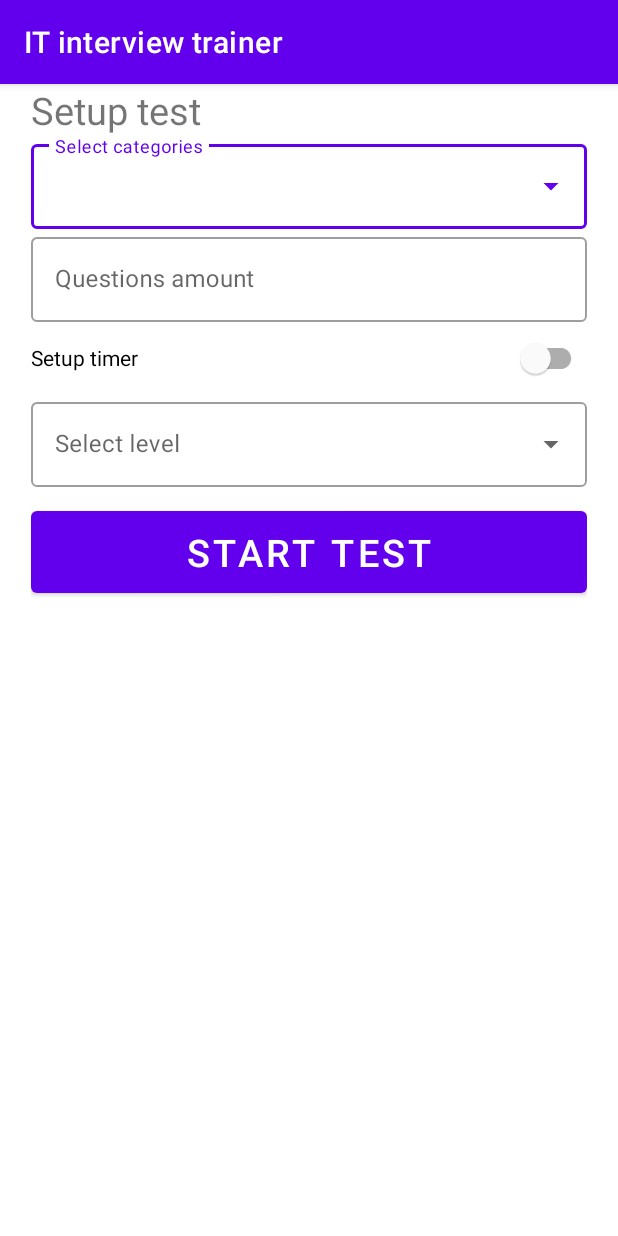
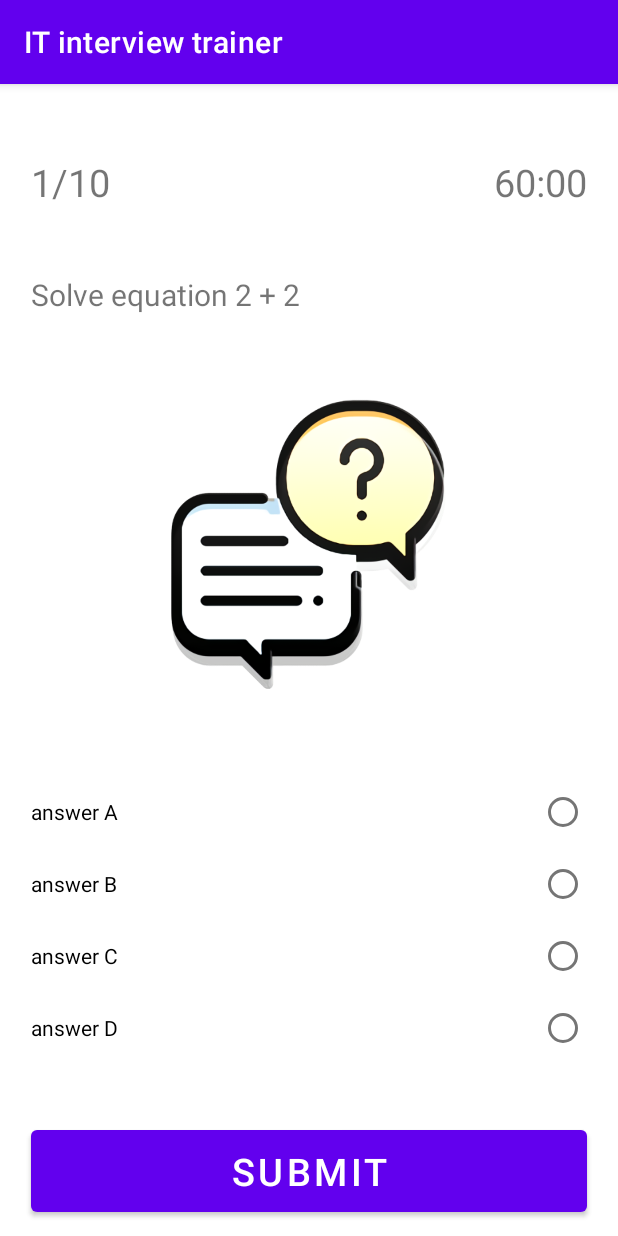
Before and after one commit to moevm/adfmp1h21-interview, an Android app: the screen it shows after launch (StartTestActivity before the commit, QuizActivity after it), after a tap on "TAKE A TEST", on a phone screen of 412 x 824 dp. Run offline under Robolectric (Android 15) with nearby library versions, the phone set to English and light mode, and no system bars; 16 statements that could not run were skipped.

Commit message:
quiz process working

```diff
--- a/app/build.gradle
+++ b/app/build.gradle
@@ -40,6 +40,10 @@ dependencies {
     implementation 'androidx.appcompat:appcompat:1.2.0'
     implementation 'com.google.android.material:material:1.3.0'
     implementation 'androidx.constraintlayout:constraintlayout:2.0.4'
+    implementation 'androidx.legacy:legacy-support-v4:1.0.0'
+    implementation 'androidx.lifecycle:lifecycle-livedata-ktx:2.3.0'
+    implementation 'androidx.lifecycle:lifecycle-viewmodel-ktx:2.3.0'
+    implementation "androidx.fragment:fragment-ktx:1.3.1"
     testImplementation 'junit:junit:4.13.2'
     androidTestImplementation 'androidx.test.ext:junit:1.1.2'
     androidTestImplementation 'androidx.test.espresso:espresso-core:3.3.0'
--- a/app/src/main/AndroidManifest.xml
+++ b/app/src/main/AndroidManifest.xml
@@ -9,6 +9,7 @@
         android:roundIcon="@mipmap/ic_launcher_round"
         android:supportsRtl="true"
         android:theme="@style/Theme.ITInterviewTrainer">
+        <activity android:name=".QuizActivity"></activity>
         <activity android:name=".MainActivity">
             <intent-filter>
                 <action android:name="android.intent.action.MAIN" />
@@ -16,7 +17,6 @@
                 <category android:name="android.intent.category.LAUNCHER" />
             </intent-filter>
         </activity>
-        <activity android:name=".StartTestActivity" />
     </application>
 
 </manifest>
--- a/app/src/main/java/com/pjs/itinterviewtrainer/MainActivity.kt
+++ b/app/src/main/java/com/pjs/itinterviewtrainer/MainActivity.kt
@@ -1,17 +1,17 @@
 package com.pjs.itinterviewtrainer
 
-import android.content.Intent
+import android.os.Bundle
 import androidx.appcompat.app.AppCompatActivity
-import android.os.Bundle
-import kotlinx.android.synthetic.main.activity_main.*
 
 class MainActivity : AppCompatActivity() {
+
     override fun onCreate(savedInstanceState: Bundle?) {
         super.onCreate(savedInstanceState)
         setContentView(R.layout.activity_main)
-        startTestBtn.setOnClickListener {
-            val intent = Intent(this, StartTestActivity::class.java)
-            startActivity(intent)
+
+        with(supportFragmentManager.beginTransaction()){
+            replace(R.id.container, MainFragment.newInstance(), MainFragment.TAG)
+            commit()
         }
     }
 }
--- /dev/null
+++ b/app/src/main/java/com/pjs/itinterviewtrainer/MainFragment.kt
@@ -0,0 +1,49 @@
+package com.pjs.itinterviewtrainer
+
+import android.app.Activity
+import android.content.Intent
+import android.os.Bundle
+import android.view.LayoutInflater
+import android.view.View
+import android.view.ViewGroup
+import android.widget.Toast
+import androidx.activity.result.contract.ActivityResultContracts
+import androidx.core.app.ActivityCompat
+import androidx.fragment.app.Fragment
+import kotlinx.android.synthetic.main.fragment_main.view.*
+
+
+class MainFragment : Fragment() {
+    override fun onCreateView(
+        inflater: LayoutInflater, container: ViewGroup?,
+        savedInstanceState: Bundle?
+    ): View? {
+        val rootView =  inflater.inflate(R.layout.fragment_main, container, false)
+
+        val resultLauncher = registerForActivityResult(ActivityResultContracts.StartActivityForResult()) { result ->
+            if (result.resultCode == Activity.RESULT_OK) {
+                val data: Intent? = result.data
+                Toast.makeText(activity, data?.getStringExtra("test") ?: "smth bad", Toast.LENGTH_SHORT).show()
+            }
+        }
+
+        rootView.startTestBtn.setOnClickListener {
+            val intent = Intent(activity, QuizActivity::class.java)
+            resultLauncher.launch(intent);
+//            with(requireActivity().supportFragmentManager.beginTransaction()){
+//                replace(R.id.container, SetupQuizFragment.newInstance(), SetupQuizFragment.TAG)
+//                addToBackStack(SetupQuizFragment.TAG)
+//                commit()
+//            }
+        }
+
+        return rootView
+    }
+
+    companion object {
+        const val TAG = "mainFragment"
+
+        @JvmStatic
+        fun newInstance() = MainFragment()
+    }
+}
--- /dev/null
+++ b/app/src/main/java/com/pjs/itinterviewtrainer/QuizActivity.kt
@@ -0,0 +1,130 @@
+package com.pjs.itinterviewtrainer
+
+import android.content.Intent
+import android.os.Bundle
+import android.widget.RadioButton
+import androidx.appcompat.app.AlertDialog
+import androidx.appcompat.app.AppCompatActivity
+import androidx.core.content.ContextCompat
+import com.pjs.itinterviewtrainer.models.Question
+import com.pjs.itinterviewtrainer.models.QuizResults
+import kotlinx.android.synthetic.main.activity_quiz.*
+
+
+class QuizActivity : AppCompatActivity() {
+    private var quizAmount = 10
+    private lateinit var quizCategories: List<String>
+    private var quizLevel = "medium"
+    private var quizTimer = 60
+    private lateinit var questions: List<Question>
+    private var currentQuestionNumber = 0
+    private lateinit var currentQuestion: Question
+    private val btnAnswersMap = mapOf(R.id.answer_a to "a", R.id.answer_b to "b", R.id.answer_c to "c", R.id.answer_d to "d")
+    private var submitCnt = 0
+    private var quizResults: QuizResults = QuizResults()
+
+    override fun onCreate(savedInstanceState: Bundle?) {
+        super.onCreate(savedInstanceState)
+        setContentView(R.layout.activity_quiz)
+
+        with(intent){
+            quizLevel = getStringExtra("quizLevel") ?: "medium"
+            quizCategories = getStringArrayListExtra("quizCategories")?.toList() ?: listOf()
+            quizAmount = getStringExtra("quizAmount")?.toInt() ?: 10
+            quizTimer = getStringExtra("quizTimer")?.toInt() ?: 60
+        }
+
+        questions = Question.loadQuestions(assets.open("questions_data.json")).shuffled().take(quizAmount)
+        setupNextQuestion()
+
+        submit.setOnClickListener {
+            when(submitCnt){
+                0 -> {
+                    handleResult()
+                    submit.text = "Next"
+                }
+                1 -> {
+                    setupNextQuestion()
+                    submit.text = "Submit"
+                }
+            }
+            submitCnt = (submitCnt + 1) % 2
+        }
+
+    }
+
+    private fun resetViewColors(){
+        answer_a.setTextColor(resources.getColor(R.color.quiz_btn_default_color, theme))
+        answer_a.buttonTintList = ContextCompat.getColorStateList(this, R.color.quiz_btn_default_color)
+        answer_b.setTextColor(resources.getColor(R.color.quiz_btn_default_color, theme))
+        answer_b.buttonTintList = ContextCompat.getColorStateList(this, R.color.quiz_btn_default_color)
+        answer_c.setTextColor(resources.getColor(R.color.quiz_btn_default_color, theme))
+        answer_c.buttonTintList = ContextCompat.getColorStateList(this, R.color.quiz_btn_default_color)
+        answer_d.setTextColor(resources.getColor(R.color.quiz_btn_default_color, theme))
+        answer_d.buttonTintList = ContextCompat.getColorStateList(this, R.color.quiz_btn_default_color)
+    }
+
+    private fun setupNextQuestion(){
+        if(currentQuestionNumber >= questions.size) {
+            AlertDialog.Builder(this)
+                    .setTitle("Quiz completed")
+                    .setMessage("Result: ${quizResults.correct}/${questions.size} correct answers")
+                    .setPositiveButton("Ok") { _, _ ->
+                        sendResults()
+                    }
+                    .create()
+                    .show()
+            return
+        }
+        resetViewColors()
+        currentQuestionNumber += 1
+        currentQuestion = questions[currentQuestionNumber - 1]
+        questionNumber.text = "${currentQuestionNumber}/${quizAmount}"
+        questionText.text = currentQuestion.questionText
+        answers.clearCheck()
+        answer_a.text = currentQuestion.answerA
+        answer_b.text = currentQuestion.answerB
+        answer_c.text = currentQuestion.answerC
+        answer_d.text = currentQuestion.answerD
+    }
+
+    private fun handleResult() {
+        when (val btnId = answers.checkedRadioButtonId) {
+            -1 -> {
+                AlertDialog.Builder(this)
+                        .setTitle("No answer")
+                        .setMessage("Select answer to submit")
+                        .setPositiveButton("Ok") { _, _ -> }
+                        .create()
+                        .show()
+            }
+            else -> {
+                quizResults.questions.add(currentQuestion)
+                val answer = btnAnswersMap[btnId]
+                val checkedBtn = findViewById<RadioButton>(btnId)
+                if (answer == currentQuestion.correctAnswer) {
+                    quizResults.correct += 1
+                    checkedBtn.setTextColor(resources.getColor(R.color.quiz_btn_correct_color, theme))
+                    checkedBtn.buttonTintList = ContextCompat.getColorStateList(this, R.color.quiz_btn_correct_color)
+                } else {
+                    quizResults.wrong += 1
+                    checkedBtn.setTextColor(resources.getColor(R.color.quiz_btn_wrong_color, theme))
+                    checkedBtn.buttonTintList = ContextCompat.getColorStateList(this, R.color.quiz_btn_wrong_color)
+
+                    val correctBtnId = btnAnswersMap.entries.associate{ (k, v)-> v to k}[currentQuestion.correctAnswer] ?: -1
+                    findViewById<RadioButton>(correctBtnId)?.also {
+                        it.setTextColor(resources.getColor(R.color.quiz_btn_correct_color, theme))
+                        it.buttonTintList = ContextCompat.getColorStateList(this, R.color.quiz_btn_correct_color)
+                    }
+                }
+            }
+        }
+    }
+
+    private fun sendResults(){
+        val intent = Intent()
+        intent.putExtra("test", "${quizResults.correct}/${questions.size}")
+        setResult(RESULT_OK, intent)
+        finish()
+    }
+}
--- a/app/src/main/java/com/pjs/itinterviewtrainer/StartTestActivity.kt
+++ /dev/null
@@ -1,11 +0,0 @@
-package com.pjs.itinterviewtrainer
-
-import androidx.appcompat.app.AppCompatActivity
-import android.os.Bundle
-
-class StartTestActivity : AppCompatActivity() {
-    override fun onCreate(savedInstanceState: Bundle?) {
-        super.onCreate(savedInstanceState)
-        setContentView(R.layout.test_settings)
-    }
-}
--- /dev/null
+++ b/app/src/main/res/layout/activity_quiz.xml
@@ -0,0 +1,137 @@
+<?xml version="1.0" encoding="utf-8"?>
+<androidx.constraintlayout.widget.ConstraintLayout xmlns:android="http://schemas.android.com/apk/res/android"
+    xmlns:app="http://schemas.android.com/apk/res-auto"
+    xmlns:tools="http://schemas.android.com/tools"
+    android:layout_width="match_parent"
+    android:layout_height="match_parent"
+    tools:context=".QuizActivity">
+
+    <LinearLayout
+        android:id="@+id/question_header"
+        android:orientation="horizontal"
+        android:layout_width="0dp"
+        android:layout_height="wrap_content"
+        app:layout_constraintWidth_percent="0.9"
+        app:layout_constraintLeft_toLeftOf="parent"
+        app:layout_constraintRight_toRightOf="parent"
+        app:layout_constraintTop_toTopOf="parent"
+        app:layout_constraintBottom_toTopOf="@+id/questionText"
+        android:layout_marginTop="10dp"
+        >
+
+        <com.google.android.material.textview.MaterialTextView
+            android:id="@+id/questionNumber"
+            android:layout_width="wrap_content"
+            android:layout_height="wrap_content"
+            android:text="Question 1/X"
+            android:textSize="25sp"
+            android:gravity="left" />
+
+        <com.google.android.material.textview.MaterialTextView
+            android:id="@+id/timer"
+            android:layout_width="wrap_content"
+            android:layout_height="wrap_content"
+            android:textSize="25sp"
+            android:text="60:00"
+            android:gravity="right"
+            android:layout_weight="1" />
+    </LinearLayout>
+
+    <com.google.android.material.textview.MaterialTextView
+        android:id="@+id/questionText"
+        android:textSize="20sp"
+        android:text="Solve equation 2 + 2"
+        android:layout_width="0dp"
+        android:layout_height="wrap_content"
+        app:layout_constraintWidth_percent="0.9"
+        app:layout_constraintLeft_toLeftOf="parent"
+        app:layout_constraintRight_toRightOf="parent"
+        app:layout_constraintTop_toBottomOf="@+id/question_header"
+        app:layout_constraintBottom_toTopOf="@+id/question_pic"
+        android:layout_marginTop="5dp"/>
+
+    <com.google.android.material.imageview.ShapeableImageView
+        android:id="@+id/question_pic"
+        android:layout_width="0dp"
+        android:layout_height="0dp"
+        app:layout_constraintWidth_percent="0.9"
+        app:layout_constraintWidth_default="spread"
+        app:layout_constraintHeight_percent="0.3"
+        app:layout_constraintHeight_default="wrap"
+        app:layout_constraintTop_toBottomOf="@+id/questionText"
+        app:layout_constraintBottom_toTopOf="@id/answers"
+        app:layout_constraintLeft_toLeftOf="parent"
+        app:layout_constraintRight_toRightOf="parent"
+        android:src="@drawable/logo" />
+
+    <RadioGroup
+        android:id="@+id/answers"
+        android:layout_width="0dp"
+        android:layout_height="wrap_content"
+        app:layout_constraintWidth_percent="0.9"
+        app:layout_constraintLeft_toLeftOf="parent"
+        app:layout_constraintRight_toRightOf="parent"
+        app:layout_constraintTop_toBottomOf="@+id/question_pic"
+        app:layout_constraintBottom_toTopOf="@+id/submit">
+
+        <RadioButton
+            android:id="@+id/answer_a"
+            android:layoutDirection="rtl"
+            android:textAlignment="textStart"
+            android:layout_gravity="start"
+            style="@style/QuizDefaultRadioButton"
+            android:layout_width="match_parent"
+            android:layout_height="wrap_content"
+            android:text="answer A"
+            />
+
+        <RadioButton
+            android:id="@+id/answer_b"
+            android:layoutDirection="rtl"
+            android:textAlignment="textStart"
+            android:layout_gravity="start"
+            style="@style/QuizDefaultRadioButton"
+            android:layout_width="match_parent"
+            android:layout_height="wrap_content"
+            android:text="answer B"/>
+
+        <RadioButton
+            android:id="@+id/answer_c"
+            android:layoutDirection="rtl"
+            android:textAlignment="textStart"
+            android:layout_gravity="start"
+            style="@style/QuizDefaultRadioButton"
+            android:layout_width="match_parent"
+            android:layout_height="wrap_content"
+            android:text="answer C"
+            />
+
+        <RadioButton
+            android:id="@+id/answer_d"
+            android:layoutDirection="rtl"
+            android:textAlignment="textStart"
+            android:layout_gravity="start"
+            style="@style/QuizDefaultRadioButton"
+            android:layout_width="match_parent"
+            android:layout_height="wrap_content"
+            android:text="answer D"
+            />
+
+    </RadioGroup>
+
+    <com.google.android.material.button.MaterialButton
+        android:id="@+id/submit"
+        android:textSize="25sp"
+        android:text="Submit"
+        android:layout_marginVertical="10dp"
+        android:padding="10dp"
+        android:layout_width="0dp"
+        app:layout_constraintWidth_percent="0.9"
+        android:layout_height="wrap_content"
+        app:layout_constraintLeft_toLeftOf="parent"
+        app:layout_constraintRight_toRightOf="parent"
+        app:layout_constraintBottom_toBottomOf="parent"
+        />
+
+
+</androidx.constraintlayout.widget.ConstraintLayout>
--- a/app/src/main/res/values/colors.xml
+++ b/app/src/main/res/values/colors.xml
@@ -7,4 +7,6 @@
     <color name="teal_700">#FF018786</color>
     <color name="black">#FF000000</color>
     <color name="white">#FFFFFFFF</color>
+    <color name="soft_green">#00c853</color>
+    <color name="soft_red">#d50000</color>
 </resources>
--- a/app/src/main/res/values/strings.xml
+++ b/app/src/main/res/values/strings.xml
@@ -14,4 +14,6 @@
     <string name="level_easy">Easy</string>
     <string name="level_medium">Medium</string>
     <string name="level_hard">Hard</string>
+    <!-- TODO: Remove or change this placeholder text -->
+    <string name="hello_blank_fragment">Hello blank fragment</string>
 </resources>
```
Also changed, not shown: app/src/main/java/com/pjs/itinterviewtrainer/SetupQuizFragment.kt (added, +119 -0 lines), app/src/main/res/layout/activity_main.xml (+5 -61 lines), app/src/main/res/layout/categories.xml (deleted, +0 -50 lines), app/src/main/res/layout/category_item.xml (deleted, +0 -7 lines), app/src/main/res/layout/category_tests.xml (deleted, +0 -40 lines), app/src/main/res/layout/fragment_main.xml (added, +71 -0 lines), app/src/main/res/layout/fragment_setup_quiz.xml (renamed from app/src/main/res/layout/test_settings.xml, +14 -5 lines), app/src/main/res/layout/items.xml (deleted, +0 -12 lines), app/src/main/res/layout/test_item.xml (deleted, +0 -7 lines).
